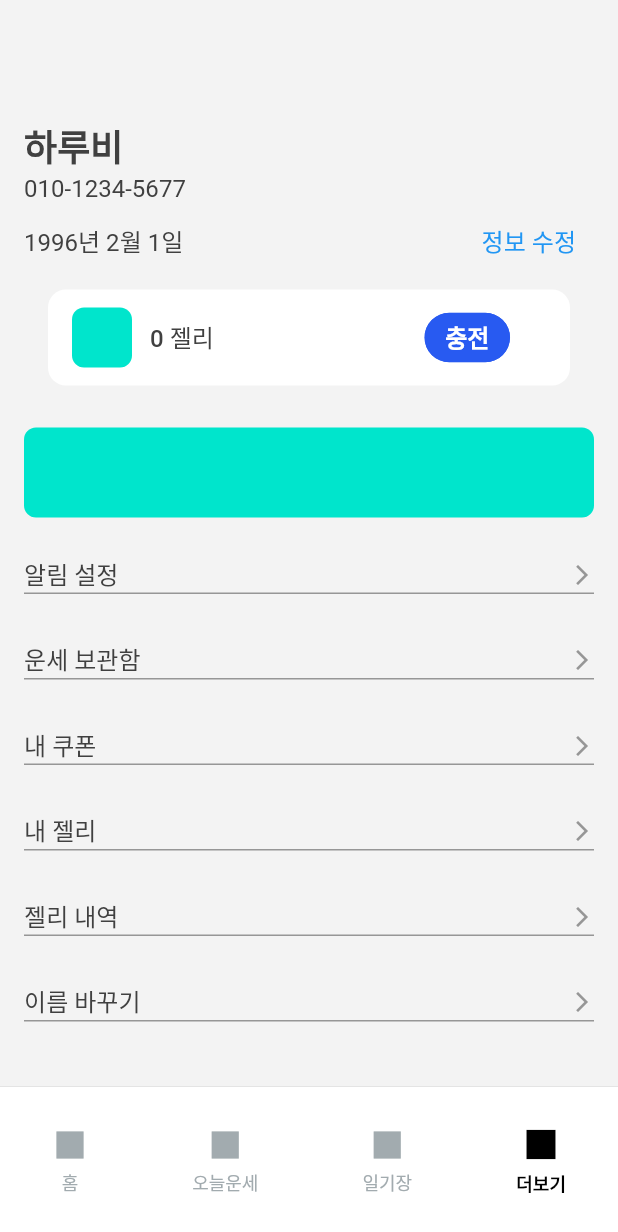
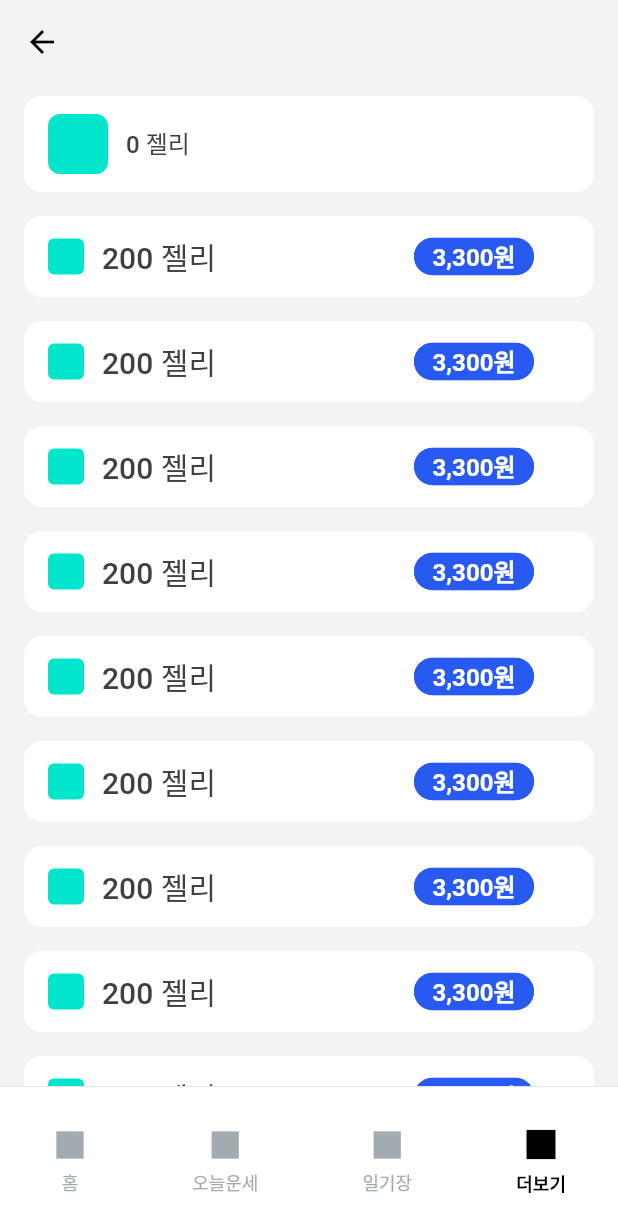
Before and after one commit to KhuongKayyyyy/nexacode_nora, a Flutter app: the screen it shows after launch, item 4 of the bottom bar chosen, after a tap on "정보 수정", on a phone screen of 412 x 824 dp. Shown: the top 1232 px of the screen. Run offline on Flutter 3.47's test engine with Material 3 defaults, Android fonts, the phone set to English and light mode, and no system bars; our stand-ins replace cached_network_image, carousel_slider, dots_indicator, fluttertoast, get, lottie; Roboto replaces fonts that are missing (Pretendard).

Commit message:
more fee page

```diff
--- a/lib/constants/AppTheme.dart
+++ b/lib/constants/AppTheme.dart
@@ -5,8 +5,8 @@ class AppTheme {
   static ThemeData get theme {
     return ThemeData(
       scaffoldBackgroundColor: ColorConstants.greyColor,
-      appBarTheme: const AppBarTheme(
-        backgroundColor: Colors.white,
+      appBarTheme: AppBarTheme(
+        backgroundColor: ColorConstants.greyColor,
         foregroundColor: Colors.black,
         elevation: 0,
       ),
--- a/lib/constants/Constants.dart
+++ b/lib/constants/Constants.dart
@@ -1,4 +1,12 @@
+import 'package:flutter/material.dart';
+
 double sideMargin = 24;
 String gAccessToken = "";
 String gRefreshToken = "";
 String gPushKey = "";
+EdgeInsets screenPadding = EdgeInsets.only(
+  top: 80,
+  left: 16,
+  right: 16,
+  bottom: 20,
+);
--- a/lib/constants/RouteName.dart
+++ b/lib/constants/RouteName.dart
@@ -5,4 +5,6 @@ class RouteName {
   static const more = "/more";
   static const homeDetail = "/homeDetail";
   static const landingPage = "/landingPage";
+
+  static const moreFee = "/moreFee";
 }
--- a/lib/navs/more_nav.dart
+++ b/lib/navs/more_nav.dart
@@ -3,6 +3,7 @@ import 'package:get/get.dart';
 import 'package:get/get_core/src/get_main.dart';
 import 'package:nora/constants/NavIds.dart';
 import 'package:nora/constants/RouteName.dart';
+import 'package:nora/screens/more/more_fee_page.dart';
 import 'package:nora/screens/more/more_landing_page.dart';
 
 class MoreNav extends StatelessWidget {
@@ -19,6 +20,9 @@ class MoreNav extends StatelessWidget {
             page: () => MoreLandingPage(),
           );
         }
+        if (settings.name == RouteName.moreFee) {
+          return GetPageRoute(settings: settings, page: () => MoreFeePage());
+        }
         return GetPageRoute(settings: settings, page: () => MoreLandingPage());
       },
     );
--- a/lib/screens/base/base_screen.dart
+++ b/lib/screens/base/base_screen.dart
@@ -19,13 +19,10 @@ class _BaseScreenState extends State<BaseScreen> {
   @override
   Widget build(BuildContext context) {
     return Scaffold(
-      body: Padding(
-        padding: EdgeInsets.only(top: 80, left: 16, right: 16, bottom: 20),
-        child: Obx(
-          () => IndexedStack(
-            index: BaseController.to.currentIndex,
-            children: [HomeNav(), TodayFortuneNav(), DiaryNav(), MoreNav()],
-          ),
+      body: Obx(
+        () => IndexedStack(
+          index: BaseController.to.currentIndex,
+          children: [HomeNav(), TodayFortuneNav(), DiaryNav(), MoreNav()],
         ),
       ),
       bottomNavigationBar: AppBottomNavigation(
--- /dev/null
+++ b/lib/screens/more/more_fee_page.dart
@@ -0,0 +1,88 @@
+import 'package:flutter/material.dart';
+import 'package:nora/components/AppButton.dart';
+import 'package:nora/components/AppText.dart';
+
+class MoreFeePage extends StatelessWidget {
+  const MoreFeePage({super.key});
+
+  @override
+  Widget build(BuildContext context) {
+    return Scaffold(
+      appBar: AppBar(),
+      body: SingleChildScrollView(
+        child: Column(
+          children: [
+            _buildHeadingSection(),
+            _buildFeeItem(number: "200", price: "3,300"),
+            _buildFeeItem(number: "200", price: "3,300"),
+            _buildFeeItem(number: "200", price: "3,300"),
+            _buildFeeItem(number: "200", price: "3,300"),
+            _buildFeeItem(number: "200", price: "3,300"),
+            _buildFeeItem(number: "200", price: "3,300"),
+            _buildFeeItem(number: "200", price: "3,300"),
+            _buildFeeItem(number: "200", price: "3,300"),
+            _buildFeeItem(number: "200", price: "3,300"),
+            _buildFeeItem(number: "200", price: "3,300"),
+          ],
+        ),
+      ),
+    );
+  }
+
+  Widget _buildFeeItem({String number = "200", String price = "3,300"}) {
+    return Container(
+      padding: EdgeInsets.symmetric(horizontal: 16, vertical: 12),
+      margin: EdgeInsets.symmetric(horizontal: 16, vertical: 8),
+      decoration: BoxDecoration(
+        color: Colors.white,
+        borderRadius: BorderRadius.circular(12),
+      ),
+      child: Row(
+        children: [
+          Container(
+            width: 24,
+            height: 24,
+            decoration: BoxDecoration(
+              color: Color(0xFF00E5CC),
+              borderRadius: BorderRadius.circular(4),
+            ),
+          ),
+          SizedBox(width: 12),
+          AppText(
+            text: "$number 젤리",
+            fontSize: 20,
+            fontWeight: FontWeight.w500,
+          ),
+          Spacer(),
+          AppButton(text: "$price원", onTap: () {}, width: 80, height: 25),
+        ],
+      ),
+    );
+  }
+
+  Widget _buildHeadingSection() {
+    return Container(
+      padding: EdgeInsets.symmetric(horizontal: 16, vertical: 12),
+      margin: EdgeInsets.symmetric(horizontal: 16, vertical: 8),
+      decoration: BoxDecoration(
+        color: Colors.white,
+        borderRadius: BorderRadius.circular(12),
+      ),
+      child: Row(
+        children: [
+          Container(
+            width: 40,
+            height: 40,
+            decoration: BoxDecoration(
+              color: Color(0xFF00E5CC),
+              borderRadius: BorderRadius.circular(8),
+            ),
+          ),
+          SizedBox(width: 12),
+          AppText(text: "0 젤리", fontSize: 16, fontWeight: FontWeight.w500),
+          Spacer(),
+        ],
+      ),
+    );
+  }
+}
--- a/lib/screens/more/more_landing_page.dart
+++ b/lib/screens/more/more_landing_page.dart
@@ -1,8 +1,13 @@
 import 'package:flutter/material.dart';
+import 'package:get/get.dart';
+import 'package:get/get_core/src/get_main.dart';
 import 'package:nora/application/utils/extension/extensions.dart';
 import 'package:nora/components/AppButton.dart';
 import 'package:nora/components/AppText.dart';
 import 'package:nora/constants/ColorConstants.dart';
+import 'package:nora/constants/Constants.dart';
+import 'package:nora/constants/RouteName.dart';
+import 'package:nora/constants/NavIds.dart';
 
 class MoreLandingPage extends StatelessWidget {
   const MoreLandingPage({super.key});
@@ -11,6 +16,8 @@ class MoreLandingPage extends StatelessWidget {
   Widget build(BuildContext context) {
     return Scaffold(
       body: SingleChildScrollView(
+        child: Padding(
+          padding: screenPadding,
           child: Column(
             children: [
               _buildHeadingSection(),
@@ -30,6 +37,7 @@ class MoreLandingPage extends StatelessWidget {
               _buildSettingItem(title: "회원 탈퇴하기", onTap: () {}),
               _buildBottomSection(),
             ],
+          ),
         ),
       ),
     );
@@ -128,7 +136,7 @@ class MoreLandingPage extends StatelessWidget {
             ),
             Spacer(),
             TextButton(
-              onPressed: () {},
+              onPressed: () => Get.toNamed(RouteName.moreFee, id: NavIds.more),
               child: AppText(
                 color: Colors.blue,
                 text: "정보 수정",
```
Lines whose indentation alone changed are shown as unchanged.
